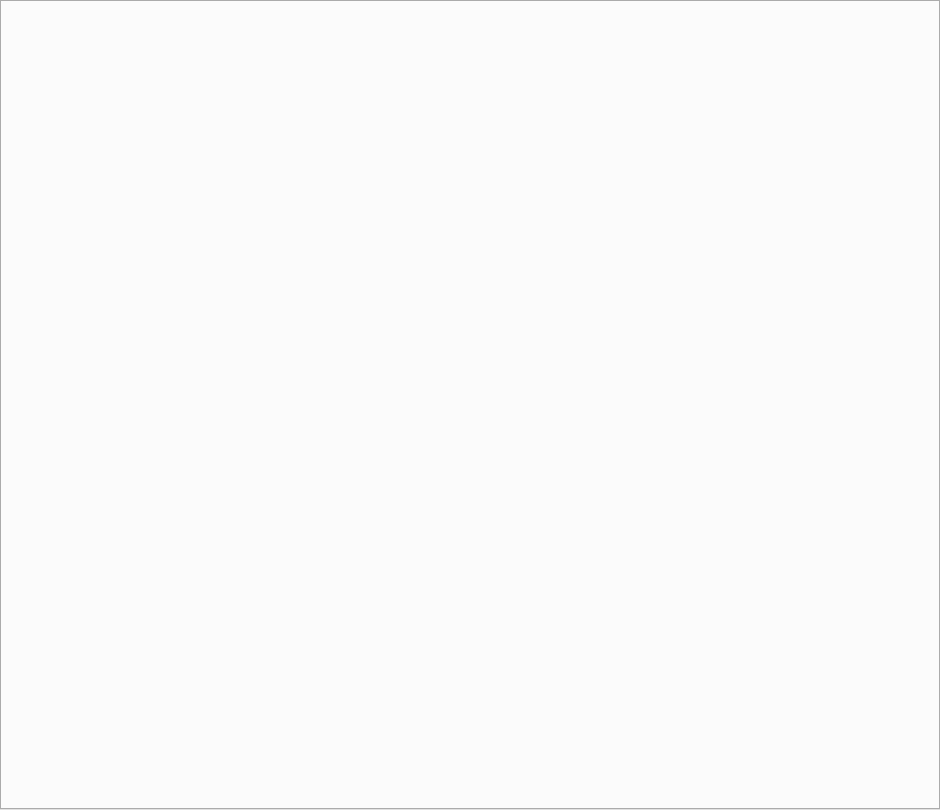
First picture: the form in activitypage.ui, repository glennnys/Decided, before the edit.
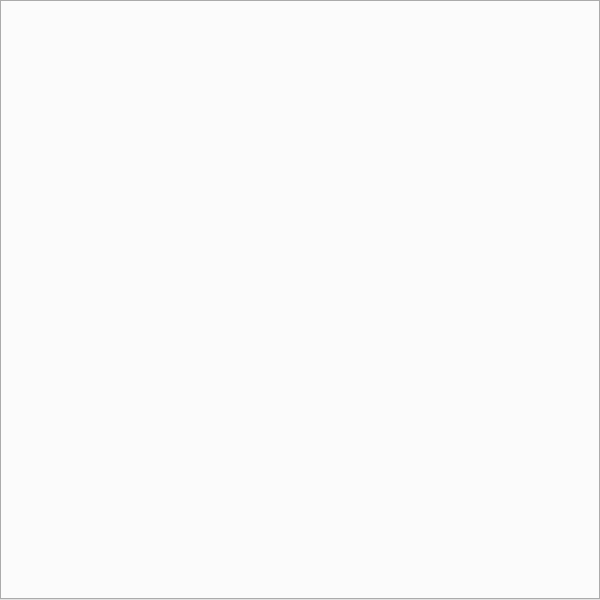
Second picture: the form after the edit.

Diff of the .ui file:
```diff
--- a/activitypage.ui
+++ b/activitypage.ui
@@ -6,8 +6,8 @@
    <rect>
     <x>0</x>
     <y>0</y>
-    <width>940</width>
-    <height>810</height>
+    <width>600</width>
+    <height>600</height>
    </rect>
   </property>
   <property name="windowTitle">
```
